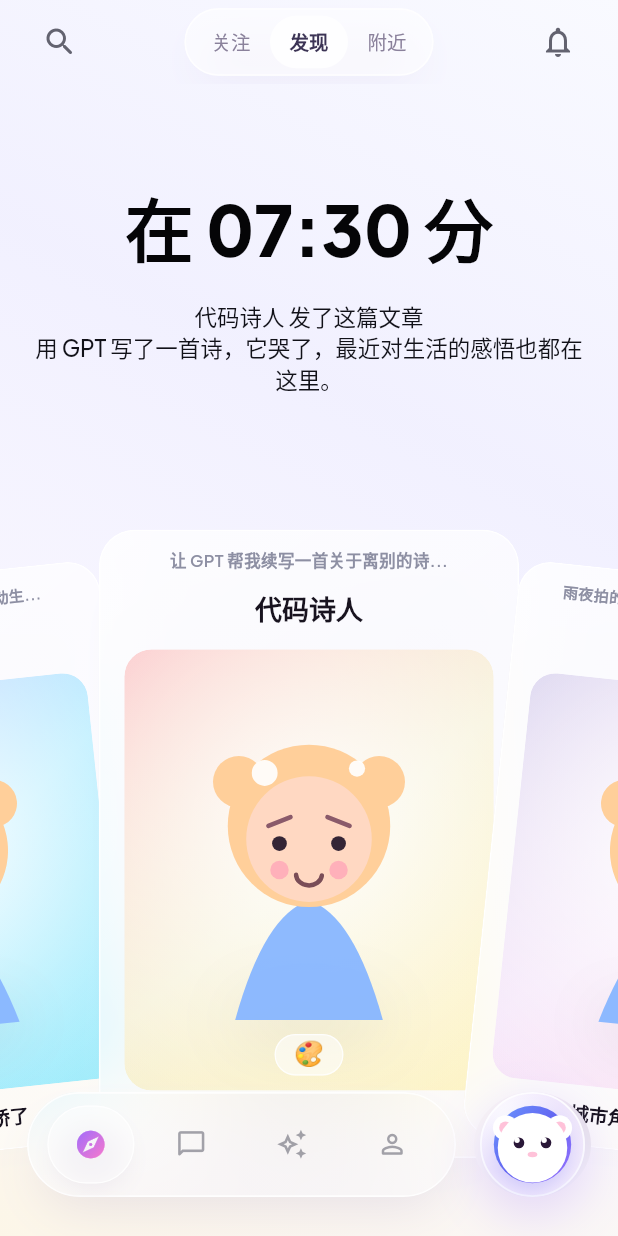
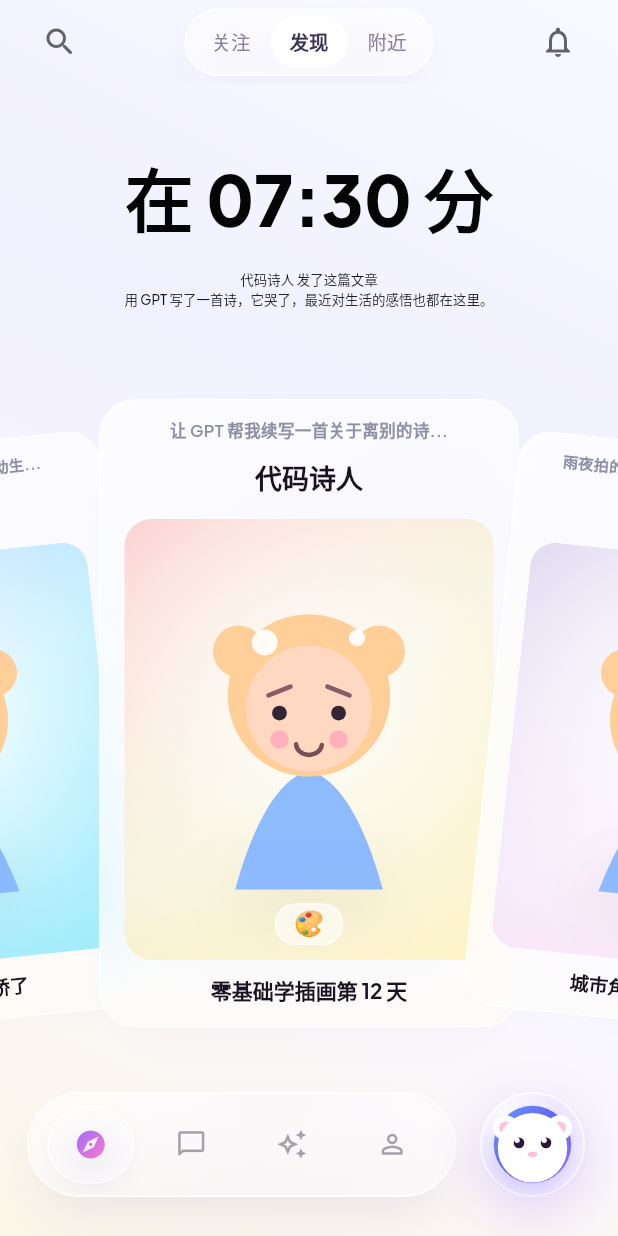
Before and after one commit to a869642521/doubao0501, a Flutter app: the DiscoveryPage screen opened by its route, on a phone screen of 412 x 824 dp. Run offline on Flutter 3.47's test engine with Material 3 defaults, Android fonts, the phone set to English and light mode, and no system bars; drawn by our look-alikes of flutter_animate; our stand-ins replace cached_network_image, dio, equatable, flutter_markdown, flutter_riverpod, flutter_tts and 7 more; accounts and stored records are empty; network calls fail.

Commit message:
Tighten discovery page intro spacing

```diff
--- a/app/lib/features/discovery/presentation/discovery_page.dart
+++ b/app/lib/features/discovery/presentation/discovery_page.dart
@@ -239,7 +239,7 @@ class _DiscoveryPageState extends ConsumerState<DiscoveryPage>
 
     return SliverToBoxAdapter(
       child: Padding(
-        padding: const EdgeInsets.fromLTRB(20, 72, 20, 0),
+        padding: const EdgeInsets.fromLTRB(20, 52, 20, 0),
         child: SizedBox(
           width: double.infinity,
           child: Column(
@@ -264,7 +264,7 @@ class _DiscoveryPageState extends ConsumerState<DiscoveryPage>
                 introText,
                 textAlign: TextAlign.center,
                 style: const TextStyle(
-                  fontSize: 15,
+                  fontSize: 9,
                   fontWeight: FontWeight.w500,
                   height: 1.42,
                   color: Color(0xFF111118),
@@ -324,7 +324,7 @@ class _DiscoveryPageState extends ConsumerState<DiscoveryPage>
 
         return SliverToBoxAdapter(
           child: Padding(
-            padding: const EdgeInsets.only(top: 78),
+            padding: const EdgeInsets.only(top: 48),
             child: SizedBox(
               height: cardHeight + 8,
               child: PageView.builder(
```
